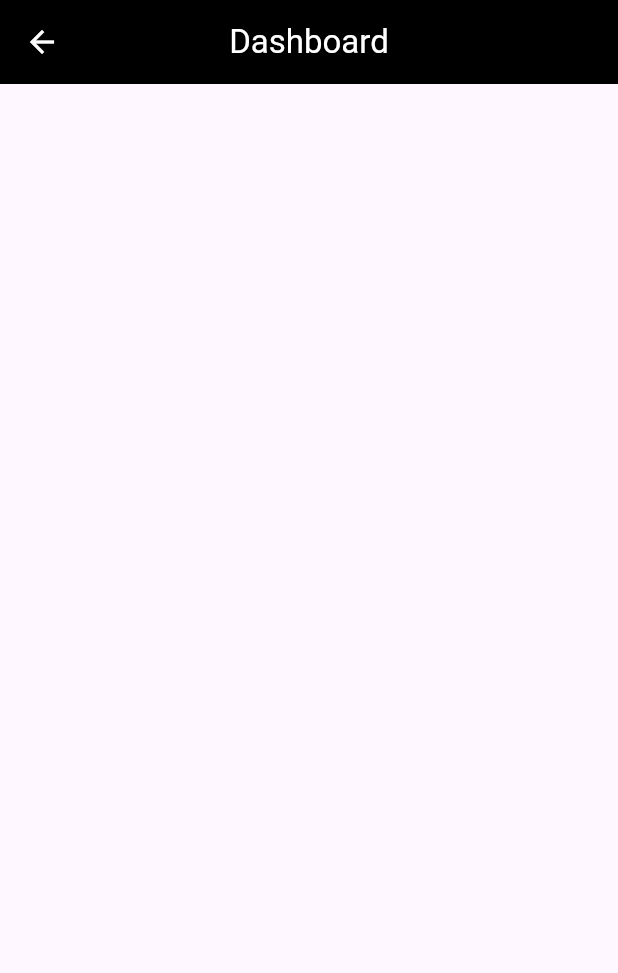
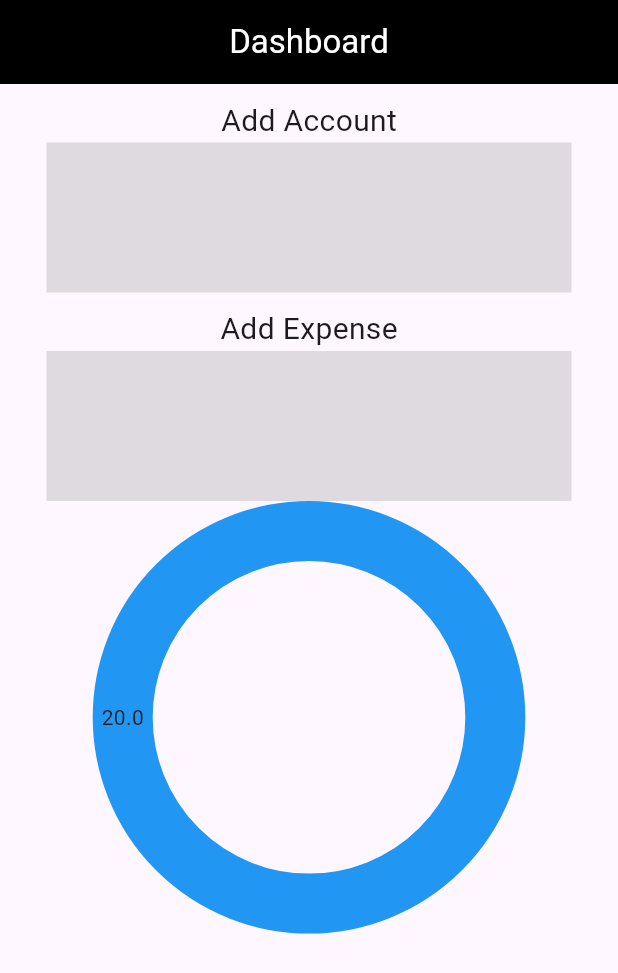
Before and after one commit to Hizar62/Expense-Tracking-App, a Flutter app: the screen it shows after launch, after a tap on "Continue", on a phone screen of 412 x 824 dp. Shown: the top 973 px of the screen. Run offline on Flutter 3.47's test engine with Material 3 defaults, Android fonts, the phone set to English and light mode, and no system bars; drawn by our look-alikes of fl_chart; our stand-ins replace carousel_slider.

Commit message:
dashboard

```diff
--- a/lib/ui/dashboard.dart
+++ b/lib/ui/dashboard.dart
@@ -1,4 +1,6 @@
+import 'package:expensetrackingapp/ui/pi_chart.dart';
 import 'package:flutter/material.dart';
+import 'package:fl_chart/fl_chart.dart';
 
 class DashBoard extends StatefulWidget {
   const DashBoard({super.key});
@@ -10,14 +12,51 @@ class DashBoard extends StatefulWidget {
 class _DashBoardState extends State<DashBoard> {
   @override
   Widget build(BuildContext context) {
-    return Scaffold(
+    return MaterialApp(
+        debugShowCheckedModeBanner: false,
+        home: Scaffold(
           appBar: AppBar(
             title: Text("Dashboard"),
             centerTitle: true,
             backgroundColor: Colors.black,
             foregroundColor: Colors.white,
           ),
-      body: Column(children: []),
-    );
+          body:
+              Column(crossAxisAlignment: CrossAxisAlignment.center, children: [
+            const SizedBox(
+              height: 10,
+            ),
+            const Text(
+              "Add Account",
+              style: TextStyle(fontSize: 20),
+            ),
+            // const SizedBox(
+            //   height: 20,
+            // ),
+            Center(
+              child: Container(
+                height: 100,
+                width: 350,
+                color: Colors.black12,
+              ),
+            ),
+            const SizedBox(
+              height: 10,
+            ),
+            const Text(
+              "Add Expense",
+              style: TextStyle(fontSize: 20),
+            ),
+            // const SizedBox(
+            //   height: 20,
+            // ),
+            Container(
+              height: 100,
+              width: 350,
+              color: Colors.black12,
+            ),
+            const MyPieChart()
+          ]),
+        ));
   }
 }
--- /dev/null
+++ b/lib/ui/pi_chart.dart
@@ -0,0 +1,12 @@
+import 'package:fl_chart/fl_chart.dart';
+import 'package:flutter/material.dart';
+
+class MyPieChart extends StatelessWidget {
+  const MyPieChart({super.key});
+
+  @override
+  Widget build(BuildContext context) {
+    return PieChart(PieChartData(
+        sections: [PieChartSectionData(value: 20, color: Colors.blue)]));
+  }
+}
--- a/pubspec.yaml
+++ b/pubspec.yaml
@@ -36,6 +36,7 @@ dependencies:
   # Use with the CupertinoIcons class for iOS style icons.
   cupertino_icons: ^1.0.2
   carousel_slider: ^4.2.1
+  fl_chart: ^0.66.0
 dev_dependencies:
   flutter_test:
     sdk: flutter
```
Also changed, not shown: pubspec.lock. Lines whose indentation alone changed are shown as unchanged.
